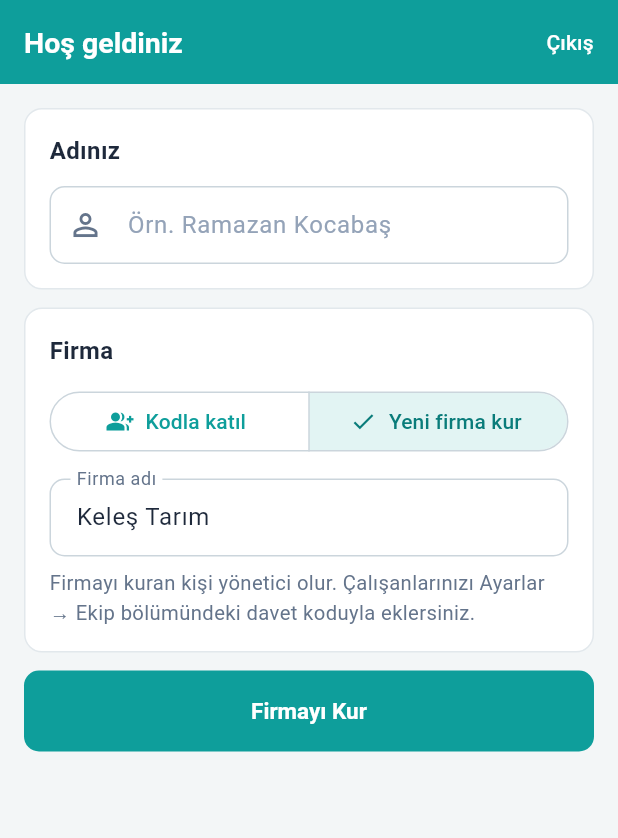
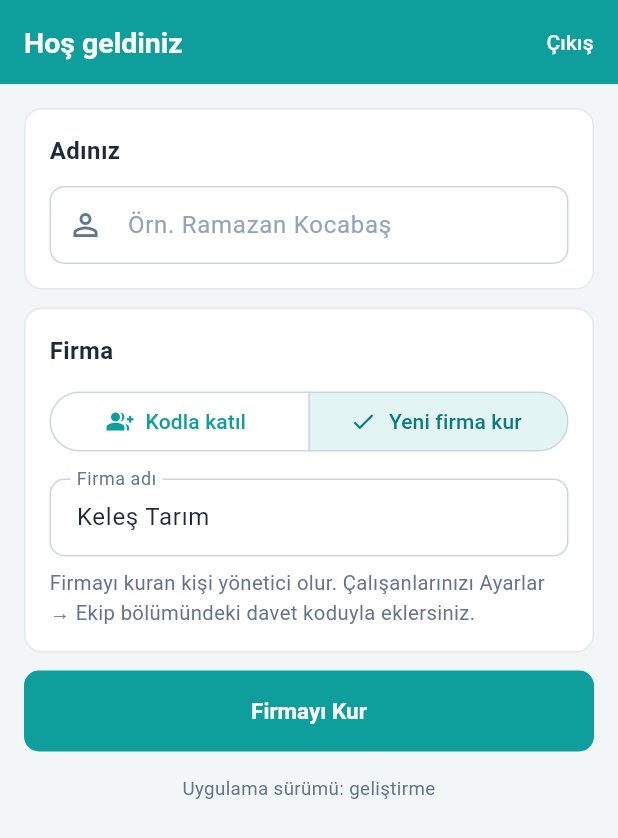
Before and after one commit to ramazankocabas42/keles-satis, a Flutter app: the screen it shows once a user with an empty profile is signed in, after a tap on "Yeni firma kur", on a phone screen of 412 x 824 dp. Shown: the top 838 px of the screen. Run offline on Flutter 3.47's test engine with Material 3 defaults, Android fonts, the phone set to English and light mode, and no system bars; our stand-ins replace cloud_firestore, firebase_auth, firebase_core, flutter_local_notifications, shared_preferences; missing offline and left inert: ota_update, workmanager; accounts and stored records are empty; statements that could not run were skipped.

Commit message:
Güncelleme kontrolü giriş ve katılma ekranlarında da yapılır
Ekipten çıkarılan ya da yeni katılan kullanıcı ana ekrana giremediği için
eski sürümde kalıyordu. Sürüm numarası bu ekranlarda da gösterilir.

Co-Authored-By: Claude Opus 5.5 <noreply@anthropic.com>
Claude-Session: https://claude.ai/code/session_014N7dTBiJapaRT914XLvdva

```diff
--- a/lib/ekranlar/giris.dart
+++ b/lib/ekranlar/giris.dart
@@ -1,6 +1,7 @@
 import 'package:firebase_auth/firebase_auth.dart';
 import 'package:flutter/material.dart';
 
+import '../servis/guncelleme.dart';
 import '../servis/veri.dart';
 import '../tema.dart';
 
@@ -18,6 +19,14 @@ class _GirisEkraniState extends State<GirisEkrani> {
   bool _kayit = false;
   bool _mesgul = false;
   bool _gizli = true;
+
+  @override
+  void initState() {
+    super.initState();
+    WidgetsBinding.instance.addPostFrameCallback((_) {
+      if (mounted) Guncelleme.kontrolEt(context);
+    });
+  }
 
   @override
   void dispose() {
@@ -161,6 +170,14 @@ class _GirisEkraniState extends State<GirisEkrani> {
                         ],
                       ),
                     ),
+                    Text(
+                      Guncelleme.buSurum > 0
+                          ? 'Sürüm ${Guncelleme.buSurum}'
+                          : 'Geliştirme sürümü',
+                      textAlign: TextAlign.center,
+                      style: const TextStyle(color: Renk.soluk, fontSize: 12.5),
+                    ),
+                    const SizedBox(height: 6),
                     const Text(
                       'Eğitim Takip hesabınız varsa aynı e-posta ve şifreyle girebilirsiniz.',
                       textAlign: TextAlign.center,
--- a/lib/ekranlar/kapi.dart
+++ b/lib/ekranlar/kapi.dart
@@ -1,6 +1,7 @@
 import 'package:firebase_auth/firebase_auth.dart';
 import 'package:flutter/material.dart';
 
+import '../servis/guncelleme.dart';
 import '../servis/veri.dart';
 import '../tema.dart';
 import 'ana.dart';
@@ -177,6 +178,16 @@ class _KurulumEkraniState extends State<KurulumEkrani> {
   bool _mesgul = false;
 
   @override
+  void initState() {
+    super.initState();
+    // Ekipten çıkarılmış ya da yeni katılan biri ana ekrana giremeden
+    // burada kalır; eski sürümdeyse güncellemeyi burada da görsün.
+    WidgetsBinding.instance.addPostFrameCallback((_) {
+      if (mounted) Guncelleme.kontrolEt(context);
+    });
+  }
+
+  @override
   void dispose() {
     _ad.dispose();
     _kod.dispose();
@@ -285,6 +296,14 @@ class _KurulumEkraniState extends State<KurulumEkrani> {
               mesgul: _mesgul,
               onTap: _devam,
             ),
+            const SizedBox(height: 16),
+            Text(
+              Guncelleme.buSurum > 0
+                  ? 'Uygulama sürümü: ${Guncelleme.buSurum}'
+                  : 'Uygulama sürümü: geliştirme',
+              textAlign: TextAlign.center,
+              style: const TextStyle(color: Renk.soluk, fontSize: 12.5),
+            ),
           ],
         ),
       ),
```
